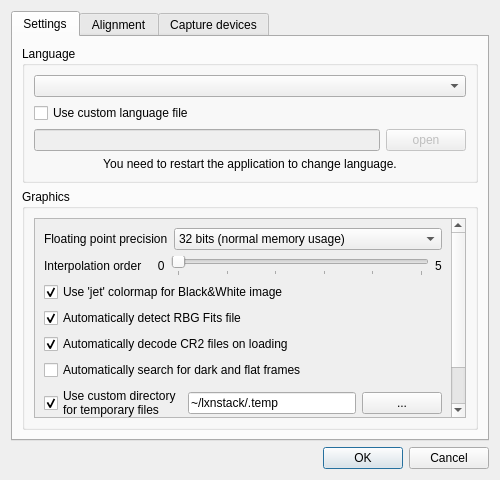
Before: the Qt Designer form lxnstack/data/ui/option_dialog.ui in mauritiusdadd/lxnstack, drawn with Qt 5.
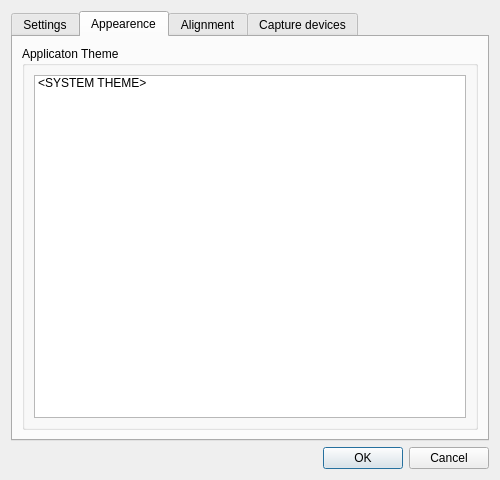
After: the same form once the commit is applied. The open tabs and pages were chosen to show the change.

```diff
--- a/lxnstack/data/ui/option_dialog.ui
+++ b/lxnstack/data/ui/option_dialog.ui
@@ -118,8 +118,8 @@
               <rect>
                <x>0</x>
                <y>0</y>
-               <width>441</width>
-               <height>233</height>
+               <width>434</width>
+               <height>271</height>
               </rect>
              </property>
              <layout class="QVBoxLayout" name="verticalLayout_11">
@@ -299,6 +299,31 @@
        </item>
       </layout>
      </widget>
+     <widget class="QWidget" name="tabAppearence">
+      <attribute name="title">
+       <string>Appearence</string>
+      </attribute>
+      <layout class="QVBoxLayout" name="verticalLayout_12">
+       <item>
+        <widget class="QGroupBox" name="groupBox_2">
+         <property name="title">
+          <string>Applicaton Theme</string>
+         </property>
+         <layout class="QVBoxLayout" name="verticalLayout_13">
+          <item>
+           <widget class="QListWidget" name="themeListWidget">
+            <item>
+             <property name="text">
+              <string>&lt;SYSTEM THEME&gt;</string>
+             </property>
+            </item>
+           </widget>
+          </item>
+         </layout>
+        </widget>
+       </item>
+      </layout>
+     </widget>
      <widget class="QWidget" name="tabAlignment">
       <attribute name="title">
        <string>Alignment</string>
```
Left out of the diff: 2 changed lines with no effect on the pictures.
